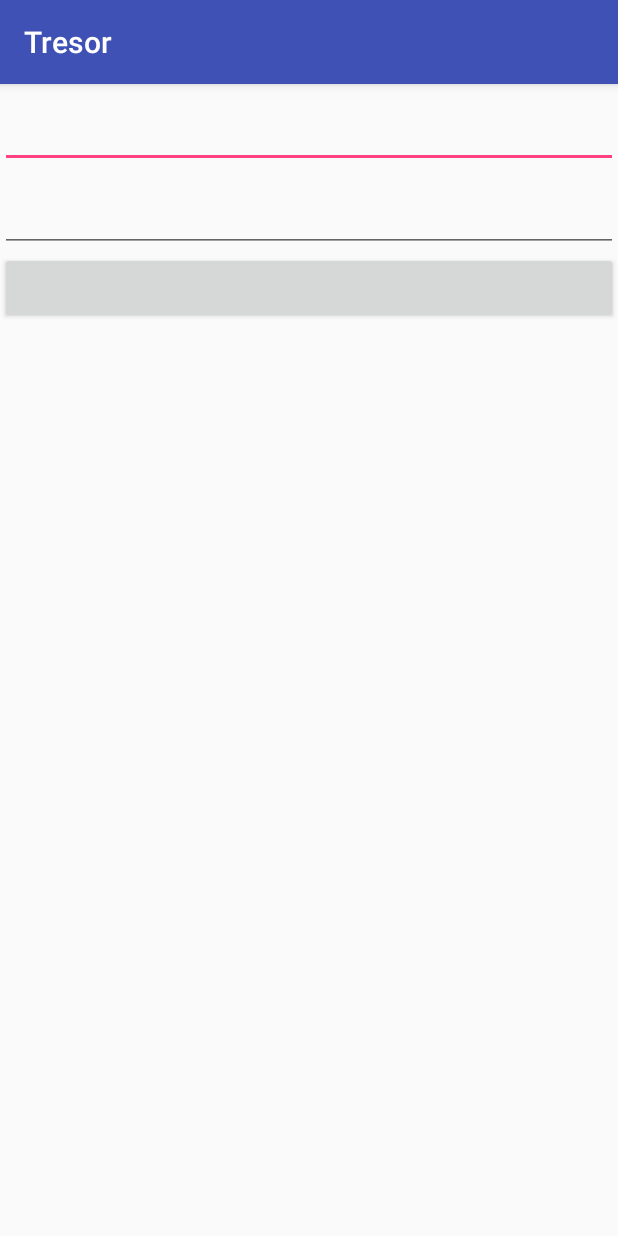
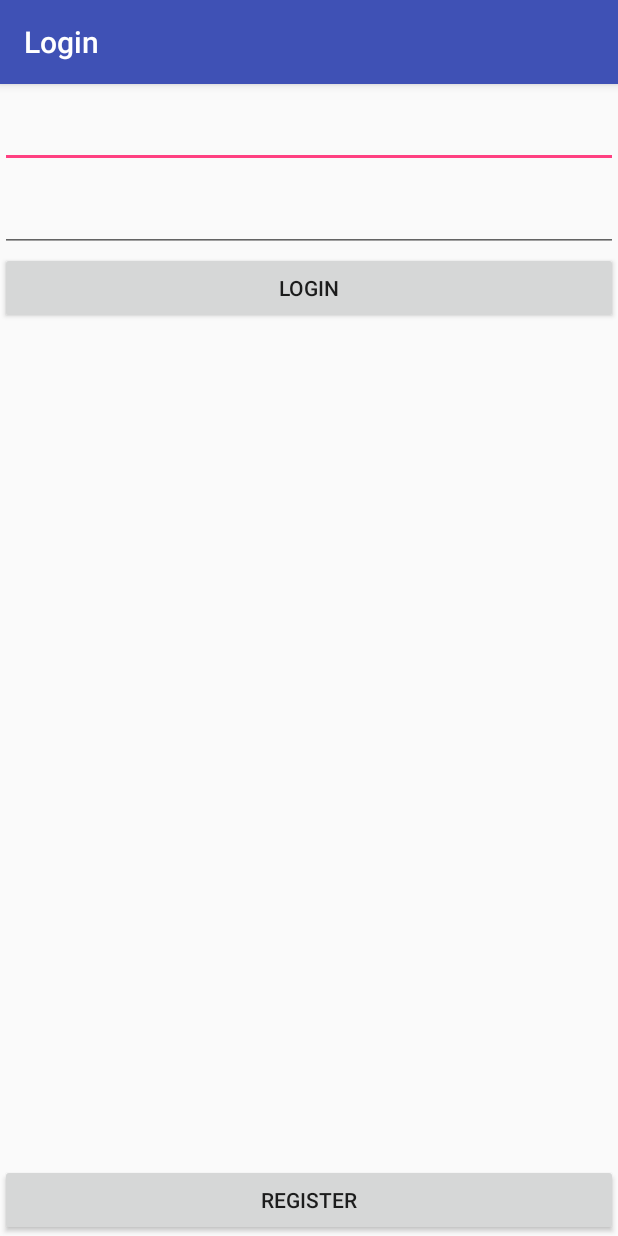
Before and after one commit to kristoff1/tresor, an Android app: the screen it shows after launch (LoginActivity), on a phone screen of 412 x 824 dp. Run offline under Robolectric (Android 15) with nearby library versions, the phone set to English and light mode, and no system bars; our stand-ins replace Dagger/Hilt's generated code, Firebase (no records; nobody signed in at launch, a user with empty details on screens opened directly), RxJava.

Commit message:
add register

```diff
--- a/app/src/main/AndroidManifest.xml
+++ b/app/src/main/AndroidManifest.xml
@@ -18,13 +18,17 @@
             <!--</intent-filter>-->
         </activity>
 
-        <activity android:name=".login.view.activity.LoginActivity">
+        <activity android:name=".login.view.activity.LoginActivity"
+            android:label="@string/title_login">
             <intent-filter>
                 <action android:name="android.intent.action.MAIN" />
 
                 <category android:name="android.intent.category.LAUNCHER" />
             </intent-filter>
         </activity>
+
+        <activity android:name=".login.view.activity.RegisterActivity"
+            android:label="@string/title_register"/>
     </application>
 
 </manifest>
--- a/app/src/main/java/com/tresor/base/navigator/Navigator.kt
+++ b/app/src/main/java/com/tresor/base/navigator/Navigator.kt
@@ -1,5 +1,9 @@
 package com.tresor.base.navigator
 
+import android.content.Context
+import android.content.Intent
+import com.tresor.login.view.activity.LoginActivity
+import com.tresor.login.view.activity.RegisterActivity
 import javax.inject.Inject
 import javax.inject.Singleton
 
@@ -8,5 +12,12 @@
  */
 @Singleton
 class Navigator @Inject constructor() {
+    fun goToLogin(context: Context) {
+        context.startActivity(Intent(context, LoginActivity::class.java))
+    }
+
+    fun goToRegister(context: Context) {
+        context.startActivity(Intent(context, RegisterActivity::class.java))
+    }
 
 }
--- a/app/src/main/java/com/tresor/login/di/scope/LoginScope.kt
+++ b/app/src/main/java/com/tresor/login/di/scope/Scope.kt
@@ -8,3 +8,7 @@
 @Scope
 @Retention(AnnotationRetention.RUNTIME)
 annotation class LoginScope
+
+@Scope
+@Retention(AnnotationRetention.RUNTIME)
+annotation class RegisterScope
--- /dev/null
+++ b/app/src/main/java/com/tresor/login/view/activity/FormLoginActivity.kt
@@ -0,0 +1,38 @@
+package com.tresor.login.view.activity
+
+import android.os.Bundle
+import android.widget.Button
+import android.widget.EditText
+import com.tresor.R
+import com.tresor.base.view.BaseActivity
+
+/**
+ * @author sebastianuskh on 5/27/17.
+ */
+abstract class FormLoginActivity: BaseActivity() {
+
+    lateinit var loginButton: Button
+    lateinit var switchButton: Button
+
+    override fun onCreate(savedInstanceState: Bundle?) {
+        super.onCreate(savedInstanceState)
+        setContentView(R.layout.activity_login)
+
+        loginButton = findViewById(R.id.login_button) as Button
+        loginButton.setOnClickListener {
+            val email = (findViewById(R.id.email_edit_text) as EditText).text.toString()
+            val password = (findViewById(R.id.password_edit_text) as EditText).text.toString()
+            userAction(email, password)
+        }
+
+        switchButton = findViewById(R.id.button_switch_login) as Button
+        switchButton.setOnClickListener {
+            switchMode()
+        }
+
+    }
+
+    abstract fun switchMode()
+
+    abstract fun userAction(email: String, password: String)
+}
--- a/app/src/main/java/com/tresor/login/view/activity/LoginActivity.kt
+++ b/app/src/main/java/com/tresor/login/view/activity/LoginActivity.kt
@@ -6,9 +6,7 @@
 import com.tresor.R
 import com.tresor.base.view.BaseActivity
 import com.tresor.login.di.component.DaggerLoginComponent
-import com.tresor.login.di.component.LoginComponent
 import com.tresor.login.di.module.LoginModule
-import com.tresor.login.domain.model.UserLoginDomainModel
 import com.tresor.login.view.presenter.LoginPresenter
 import javax.inject.Inject
 
@@ -16,9 +14,9 @@
  * @author sebastianuskh on 5/20/17.
  */
 
-class LoginActivity: BaseActivity(), LoginView{
+open class LoginActivity: FormLoginActivity(), LoginView{
 
-    val component by lazy {
+    val loginComponent by lazy {
         DaggerLoginComponent
                 .builder()
                 .appComponent(getAppComponent())
@@ -26,21 +24,21 @@
                 .loginModule(LoginModule())
                 .build()}
 
-    @Inject lateinit var presenter: LoginPresenter
+    @Inject lateinit var loginPresenter: LoginPresenter
 
     override fun onCreate(savedInstanceState: Bundle?) {
         super.onCreate(savedInstanceState)
-        setContentView(R.layout.activity_login)
+        loginComponent.inject(this)
+        loginPresenter.view = this
+        loginButton.text = getString(R.string.title_login)
+        switchButton.text = getString(R.string.title_register)
+    }
 
-        component.inject(this)
+    override fun userAction(email: String, password: String) {
+        loginPresenter.login(email, password)
+    }
 
-        presenter.view = this
-
-        val loginButton = findViewById(R.id.login_button) as Button
-        loginButton.setOnClickListener {
-            val email = (findViewById(R.id.email_edit_text) as EditText).text.toString()
-            val password = (findViewById(R.id.password_edit_text) as EditText).text.toString()
-            presenter.login(email, password)
-        }
+    override fun switchMode() {
+        navigator.goToRegister(this)
     }
 }
--- a/app/src/main/res/layout/activity_login.xml
+++ b/app/src/main/res/layout/activity_login.xml
@@ -3,6 +3,12 @@
     xmlns:android="http://schemas.android.com/apk/res/android"
     android:orientation="vertical" android:layout_width="match_parent"
     android:layout_height="match_parent">
+
+    <LinearLayout
+        android:layout_width="match_parent"
+        android:layout_height="0dp"
+        android:layout_weight="1"
+        android:orientation="vertical">
 
         <android.support.design.widget.TextInputLayout
             android:id="@+id/email_input_layout"
@@ -33,3 +39,14 @@
             android:layout_height="wrap_content" />
 
     </LinearLayout>
+
+    <Button
+        android:id="@+id/button_switch_login"
+        android:layout_width="match_parent"
+        android:layout_height="wrap_content"
+        android:padding="5dp"
+        android:textAlignment="center"
+        />
+
+
+</LinearLayout>
--- a/app/src/main/res/values/strings.xml
+++ b/app/src/main/res/values/strings.xml
@@ -1,3 +1,5 @@
 <resources>
     <string name="app_name">Tresor</string>
+    <string name="title_login">Login</string>
+    <string name="title_register">Register</string>
 </resources>
```
Also changed, not shown: app/src/main/java/com/tresor/login/di/component/RegisterComponent.kt (added, +18 -0 lines), app/src/main/java/com/tresor/login/di/module/RegisterModule.kt (added, +28 -0 lines), app/src/main/java/com/tresor/login/view/activity/RegisterActivity.kt (added, +42 -0 lines), app/src/main/java/com/tresor/login/view/activity/RegisterView.kt (added, +9 -0 lines), app/src/main/java/com/tresor/login/view/presenter/RegisterPresenter.kt (added, +11 -0 lines), app/src/main/java/com/tresor/login/view/presenter/RegisterPresenterImpl.kt (added, +25 -0 lines). Lines whose indentation alone changed are shown as unchanged.
